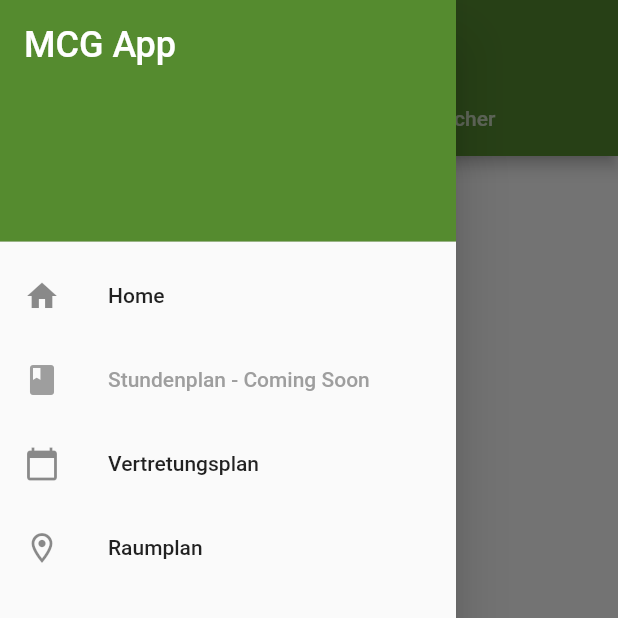
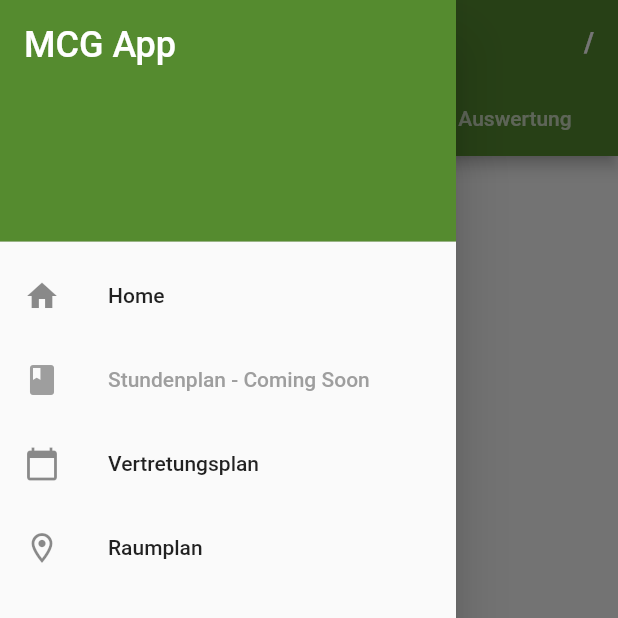
Before and after one commit to MCG-Dallgow/MCG-App, a Flutter app: the GradesScreen screen opened by its route, with the side drawer open, on a phone screen of 412 x 824 dp, the top half of it. Run offline on Flutter 3.47's test engine with Material 2 defaults, Android fonts, the phone set to English and light mode, and no system bars; our stand-ins replace dio, flutter_speed_dial, flutter_svg, shared_preferences; accounts and stored records are empty.

Commit message:
Improve logic of grade list

```diff
--- a/lib/classes/course.dart
+++ b/lib/classes/course.dart
@@ -1,26 +1,53 @@
 import 'package:flutter/material.dart';
 import 'package:intl/intl.dart';
 import 'package:mcgapp/classes/grade.dart';
+import 'package:mcgapp/classes/room.dart';
+import 'package:mcgapp/classes/teacher.dart';
+
+enum Subject {
+  biology('Biologie', 'Bio', Color(0xFF2E7D32)),
+  chemistry('Chemie', 'Che', Colors.green),
+  german('Deutsch', 'Deu', Colors.red),
+  english('Englisch', 'Eng', Colors.yellow),
+  religionE('evangelische Religion', 'eRe', Color(0xFFBA68C8)),
+  history('Geschichte', 'Ges', Color(0xFF8D6E63)),
+  geography('Geographie', 'Geo', Colors.deepPurple),
+  informatics('Informatik', 'Inf', Colors.teal),
+  religionK('katholische Religion', 'kRe', Color(0xFF7B1FA2)),
+  art('Kunst', 'Kun', Colors.pinkAccent),
+  ler('LER', 'LER', Colors.purple),
+  maths('Mathematik', 'Mat', Color(0xFF0D47A1)),
+  music('Musik', 'Mus', Color(0xFF5D4037)),
+  physics('Physik', 'Phy', Colors.blue),
+  politics('Politische Bildung', 'PB', Colors.grey),
+  sk('Seminarkurs', 'SK', Colors.blueGrey),
+  spanish('Spanisch', 'Spa', Color(0xFFFF6D00)),
+  pe('Sport', 'Spo', Colors.brown),
+  wat('Wirtschaft-Arbeit-Technik', 'WAT', Color(0xFFE0E0E0));
+
+  const Subject(this.title, this.short, this.backgroundColor);
+  final String title;
+  final String short;
+  final Color backgroundColor;
+
+  Color get foregroundColor => backgroundColor.computeLuminance() > 0.5 ? Colors.black : Colors.white;
+}
 
 class Course {
-  String title;
-  String displayName;
-  String short;
-  Color backgroundColor;
+  Subject subject;
+  Teacher teacher;
+  Room room;
 
   Course({
-    required this.title,
-    required this.displayName,
-    required this.short,
-    required this.backgroundColor,
+    required this.subject,
+    required this.teacher,
+    required this.room,
   });
-
-  Color get foregroundColor => backgroundColor.computeLuminance() > 0.5 ? Colors.black : Colors.white;
 
   List<Grade> get courseGrades {
     List<Grade> courseGrades = [];
 
-    for (Grade grade in grades) {
+    for (Grade grade in Grade.grades) {
       if (grade.course == this) courseGrades.add(grade);
     }
     courseGrades.sort((a, b) => int.parse(DateFormat('yyyyMMdd').format(b.date))
@@ -40,12 +67,12 @@ class Course {
 
   Widget get circleAvatar {
     return CircleAvatar(
-      backgroundColor: backgroundColor,
+      backgroundColor: subject.backgroundColor,
       child: Text(
-        short,
+        subject.short,
         style: TextStyle(
           fontWeight: FontWeight.bold,
-          color: foregroundColor,
+          color: subject.foregroundColor,
         ),
       ),
     );
@@ -53,129 +80,35 @@ class Course {
 
   static Course? fromTitle(String title) {
     for (Course course in courses) {
-      if (course.title == title) return course;
+      if (course.subject.title == title) return course;
     }
     return null;
   }
 }
 
-List<Course> courses = [
-  Course(
-    title: 'Biologie',
-    displayName: 'Biologie',
-    short: 'Bio',
-    backgroundColor: Colors.green.shade800,
+List<Course> courses = Subject.values.map((e) => Course(
+  subject: e,
+  teacher: Teacher(
+    anrede: 'Herr',
+    vorname: 'Alexander',
+    nachname: 'Tillner',
+    kuerzel: 'TillA',
+    faecher: 'Chemie, Geschichte',
+    email: 'alexander.tillner@lk.brandenburg.de',
   ),
-  Course(
-    title: 'Chemie',
-    displayName: 'Chemie',
-    short: 'Che',
-    backgroundColor: Colors.green,
+  room: Room(
+    number: '1.69',
+    name: '1.69',
+    teacher: 'Herr Tillner',
+    image: '',
+    type: 'Gesellschaftswissenschaften',
+    startX: 0,
+    startY: 0,
+    endX: 0,
+    endY: 0,
   ),
-  Course(
-    title: 'Deutsch',
-    displayName: 'Deutsch',
-    short: 'Deu',
-    backgroundColor: Colors.red,
-  ),
-  Course(
-    title: 'Englisch',
-    displayName: 'Englisch',
-    short: 'Eng',
-    backgroundColor: Colors.yellow,
-  ),
-  Course(
-    title: 'evangelische Religion',
-    displayName: 'evangelische Religion',
-    short: 'eRe',
-    backgroundColor: Colors.purple.shade300,
-  ),
-  Course(
-    title: 'Geschichte',
-    displayName: 'Geschichte',
-    short: 'Ges',
-    backgroundColor: Colors.brown.shade400,
-  ),
-  Course(
-    title: 'Geographie',
-    displayName: 'Geographie',
-    short: 'Geo',
-    backgroundColor: Colors.deepPurple,
-  ),
-  Course(
-    title: 'Informatik',
-    displayName: 'Informatik',
-    short: 'Inf',
-    backgroundColor: Colors.teal,
-  ),
-  Course(
-    title: 'katholische Religion',
-    displayName: 'katholische Religion',
-    short: 'kRe',
-    backgroundColor: Colors.purple.shade700,
-  ),
-  Course(
-    title: 'Kunst',
-    displayName: 'Kunst',
-    short: 'Kun',
-    backgroundColor: Colors.pinkAccent,
-  ),
-  Course(
-    title: 'LER',
-    displayName: 'LER',
-    short: 'LER',
-    backgroundColor: Colors.purple,
-  ),
-  Course(
-    title: 'Mathematik',
-    displayName: 'Mathematik',
-    short: 'Mat',
-    backgroundColor: Colors.blue.shade900,
-  ),
-  Course(
-    title: 'Musik',
-    displayName: 'Musik',
-    short: 'Mus',
-    backgroundColor: Colors.brown.shade700,
-  ),
-  Course(
-    title: 'Physik',
-    displayName: 'Physik',
-    short: 'Phy',
-    backgroundColor: Colors.blue,
-  ),
-  Course(
-    title: 'Politische Bildung',
-    displayName: 'Politische Bildung',
-    short: 'PB',
-    backgroundColor: Colors.grey,
-  ),
-  Course(
-    title: 'Seminarkurs',
-    displayName: 'Seminarkurs',
-    short: 'SK',
-    backgroundColor: Colors.blueGrey,
-  ),
-  Course(
-    title: 'Spanisch',
-    displayName: 'Spanisch',
-    short: 'Spa',
-    backgroundColor: Colors.orangeAccent.shade700,
-  ),
-  Course(
-    title: 'Sport',
-    displayName: 'Sport',
-    short: 'Spo',
-    backgroundColor: Colors.brown,
-  ),
-  Course(
-    title: 'Wirtschaft-Arbeit-Technik',
-    displayName: 'Wirtschaft-Arbeit-Technik',
-    short: 'WAT',
-    backgroundColor: Colors.grey.shade300,
-  ),
-];
+)).toList();
 
 void sortCourses() {
-  courses.sort((a, b) => a.displayName.compareTo(b.displayName));
+  courses.sort((a, b) => a.subject.title.compareTo(b.subject.title));
 }
--- a/lib/classes/grade.dart
+++ b/lib/classes/grade.dart
@@ -10,6 +10,74 @@ enum GradeFormat { format15, format6 }
 enum GradeType { test, exam }
 
 class Grade {
+
+  static List<Grade> _grades = [];
+  static final List<int> _gradeEntries = [15, 14, 13, 12, 11, 10, 9, 8, 7, 6, 5, 4, 3, 2, 1, 0];
+
+  static List<Grade> get grades => _grades;
+  static List<int> get gradeEntries => _gradeEntries;
+
+  static double get totalAverage {
+    if (grades.isEmpty) return -1;
+    List<int> gradeList = grades.map((e) => e.grade).toList();
+
+    int sum = 0;
+    for (var element in gradeList) { sum += element; }
+
+    return sum / gradeList.length;
+  }
+
+  static void sortGrades() {
+    grades.sort((a, b) =>
+        int.parse(DateFormat('yyyyMMdd').format(b.date)).compareTo(int.parse(DateFormat('yyyyMMdd').format(a.date))));
+  }
+
+  static void addGrade(Grade grade) {
+    grades.add(grade);
+    sortGrades();
+    saveGrades();
+  }
+
+  static void removeGrade(Grade grade) {
+    grades.remove(grade);
+    saveGrades();
+  }
+
+  static void editGrade(Grade before, Grade after) {
+    grades.insert(grades.indexOf(before), after);
+    grades.remove(before);
+    sortGrades();
+    saveGrades();
+  }
+
+  static Future<void> saveGrades() async {
+    SharedPreferences prefs = await SharedPreferences.getInstance();
+    List<String> encodedGrades = [];
+    for (Grade grade in grades) {
+      encodedGrades
+          .add('${grade.title}|${grade.course.subject.title}|${grade.grade}|${DateFormat('yyyy-MM-dd').format(grade.date)}');
+    }
+    prefs.setStringList('grades', encodedGrades);
+  }
+
+  static Future<void> loadGrades() async {
+    SharedPreferences prefs = await SharedPreferences.getInstance();
+    List<String> encodedGrades = prefs.getStringList('grades') ?? [];
+    List<Grade> decodedGrades = [];
+    for (String encodedGrade in encodedGrades) {
+      List<String> gradeParameters = encodedGrade.split('|');
+      decodedGrades.add(Grade(
+        title: gradeParameters[0],
+        course: Course.fromTitle(gradeParameters[1])!,
+        format: GradeFormat.format15,
+        grade: int.parse(gradeParameters[2]),
+        date: DateTime.parse(gradeParameters[3]),
+        type: GradeType.test,
+      ));
+    }
+    _grades = decodedGrades;
+  }
+
   String title;
   Course course;
   int grade;
@@ -31,9 +99,9 @@ class Grade {
       ListTile(
         leading: Icon(
           Icons.school,
-          color: course.backgroundColor,
+          color: course.subject.backgroundColor,
         ),
-        title: Text(course.displayName),
+        title: Text(course.subject.title),
       ),
       ListTile(
         leading: const Icon(Icons.star),
@@ -65,7 +133,7 @@ class Grade {
             ),
           ),
           Text(
-            course.displayName,
+            course.subject.title,
             overflow: TextOverflow.ellipsis,
             style: const TextStyle(
               color: Colors.grey,
@@ -92,58 +160,3 @@ class Grade {
     );
   }
 }
-
-final List<int> gradeEntries = [15, 14, 13, 12, 11, 10, 9, 8, 7, 6, 5, 4, 3, 2, 1, 0];
-
-List<Grade> grades = [];
-
-void sortGrades() {
-  grades.sort((a, b) =>
-      int.parse(DateFormat('yyyyMMdd').format(b.date)).compareTo(int.parse(DateFormat('yyyyMMdd').format(a.date))));
-}
-
-void addGrade(Grade grade) {
-  grades.add(grade);
-  sortGrades();
-  saveGrades();
-}
-
-void removeGrade(Grade grade) {
-  grades.remove(grade);
-  saveGrades();
-}
-
-void editGrade(Grade before, Grade after) {
-  grades.insert(grades.indexOf(before), after);
-  grades.remove(before);
-  sortGrades();
-  saveGrades();
-}
-
-Future<void> saveGrades() async {
-  SharedPreferences prefs = await SharedPreferences.getInstance();
-  List<String> encodedGrades = [];
-  for (Grade grade in grades) {
-    encodedGrades
-        .add('${grade.title}|${grade.course.title}|${grade.grade}|${DateFormat('yyyy-MM-dd').format(grade.date)}');
-  }
-  prefs.setStringList('grades', encodedGrades);
-}
-
-Future<void> loadGrades() async {
-  SharedPreferences prefs = await SharedPreferences.getInstance();
-  List<String> encodedGrades = prefs.getStringList('grades') ?? [];
-  List<Grade> decodedGrades = [];
-  for (String encodedGrade in encodedGrades) {
-    List<String> gradeParameters = encodedGrade.split('|');
-    decodedGrades.add(Grade(
-      title: gradeParameters[0],
-      course: Course.fromTitle(gradeParameters[1])!,
-      format: GradeFormat.format15,
-      grade: int.parse(gradeParameters[2]),
-      date: DateTime.parse(gradeParameters[3]),
-      type: GradeType.test,
-    ));
-  }
-  grades = decodedGrades;
-}
--- a/lib/classes/room.dart
+++ b/lib/classes/room.dart
@@ -8,6 +8,18 @@ class Room {
   late double startY;
   late double endX;
   late double endY;
+
+  Room({
+    required this.number,
+    required this.name,
+    required this.teacher,
+    required this.image,
+    required this.type,
+    required this.startX,
+    required this.startY,
+    required this.endX,
+    required this.endY,
+  });
 
   Room.fromJson(var json, int index) {
     number = json[index]['number'];
--- a/lib/classes/teacher.dart
+++ b/lib/classes/teacher.dart
@@ -12,7 +12,7 @@ class Teacher {
     required this.nachname,
     required this.kuerzel,
     required this.faecher,
-    required this.email
+    required this.email,
   });
 
   Teacher.fromJson(var json, int index) {
--- a/lib/screens/grades/course_grades_screen.dart
+++ b/lib/screens/grades/course_grades_screen.dart
@@ -20,12 +20,12 @@ class _CourseGradesScreenState extends State<CourseGradesScreen> {
   late Course course;
 
   _updateBody() async {
-    await loadGrades();
+    await Grade.loadGrades();
     setState(() {
       _body = ListView.builder(
         itemCount: course.courseGrades.length * 2 + 1,
         itemBuilder: (BuildContext context, int index) {
-          if (index == grades.length * 2) return const SizedBox(height: 76);
+          if (index == course.courseGrades.length * 2) return const SizedBox(height: 76);
           if (index.isOdd) return const Divider();
 
           Grade grade = course.courseGrades[index ~/ 2];
@@ -48,7 +48,7 @@ class _CourseGradesScreenState extends State<CourseGradesScreen> {
                   context,
                   GradeEditScreen.routeName,
                   arguments: {'grade': grade},
-                ).then((newGrade) { if (newGrade != null) editGrade(grade, newGrade as Grade); });
+                ).then((newGrade) { if (newGrade != null) Grade.editGrade(grade, newGrade as Grade); });
 
                 if (!mounted) return;
                 _updateBody();
@@ -68,7 +68,7 @@ class _CourseGradesScreenState extends State<CourseGradesScreen> {
                 ],
               ),
               onPressed: () {
-                removeGrade(grade);
+                Grade.removeGrade(grade);
                 Navigator.pop(context);
                 _updateBody();
               },
@@ -91,9 +91,9 @@ class _CourseGradesScreenState extends State<CourseGradesScreen> {
 
     return Scaffold(
       appBar: AppBar(
-        title: Text(course.displayName),
-        backgroundColor: course.backgroundColor,
-        foregroundColor: course.foregroundColor,
+        title: Text(course.subject.title),
+        backgroundColor: course.subject.backgroundColor,
+        foregroundColor: course.subject.foregroundColor,
         actions: [
           Center(
             child: Padding(
@@ -114,7 +114,7 @@ class _CourseGradesScreenState extends State<CourseGradesScreen> {
             context,
             GradeEditScreen.routeName,
             arguments: {'course': course},
-          ).then((newGrade) { if (newGrade != null) addGrade(newGrade as Grade); });
+          ).then((newGrade) { if (newGrade != null) Grade.addGrade(newGrade as Grade); });
 
           if (!mounted) return;
           _updateBody();
--- a/lib/screens/grades/grade_edit_screen.dart
+++ b/lib/screens/grades/grade_edit_screen.dart
@@ -44,7 +44,7 @@ class _GradeEditScreenState extends State<GradeEditScreen> {
 
             Course course = courses[index ~/ 2];
             return ListTile(
-              title: Text(course.displayName),
+              title: Text(course.subject.title),
               leading: course.circleAvatar,
               onTap: () {
                 setState(() {
@@ -70,16 +70,16 @@ class _GradeEditScreenState extends State<GradeEditScreen> {
       ),
       builder: (BuildContext context) {
         return ListView.builder(
-          itemCount: gradeEntries.length,
+          itemCount: Grade.gradeEntries.length,
           itemBuilder: (BuildContext context, int index) {
             //if (index.isOdd) return const Divider();
 
             return ListTile(
-              title: Text(gradeEntries[index].toString()),
+              title: Text(Grade.gradeEntries[index].toString()),
               leading: const Icon(Icons.star),
               onTap: () {
                 setState(() {
-                  _gradeValue = gradeEntries[index];
+                  _gradeValue = Grade.gradeEntries[index];
                 });
                 Navigator.of(context).pop();
               },
@@ -163,7 +163,7 @@ class _GradeEditScreenState extends State<GradeEditScreen> {
           ),
           const Divider(),
           ListTile(
-            title: _course == null ? const Text('Kurs') : Text(_course!.displayName),
+            title: _course == null ? const Text('Kurs') : Text(_course!.subject.title),
             leading: _course == null ? const Icon(Icons.widgets) : _course?.circleAvatar,
             onTap: () => _showCourseSelectionBottonSheet(context),
           ),
--- a/lib/screens/grades/grades_screen.dart
+++ b/lib/screens/grades/grades_screen.dart
@@ -21,6 +21,7 @@ class _GradesScreenState extends State<GradesScreen> {
   TabBarView _tabBarView = const TabBarView(children: [
     Center(child: Text('Wird geladen...')),
     Center(child: Text('Wird geladen...')),
+    Center(child: Text('Wird geladen...')),
   ]);
 
   @override
@@ -31,17 +32,17 @@ class _GradesScreenState extends State<GradesScreen> {
   }
 
   _updateBody() async {
-    await loadGrades();
+    await Grade.loadGrades();
     setState(() {
       _tabBarView = TabBarView(
         children: [
           ListView.builder(
-            itemCount: grades.length * 2 + 1,
+            itemCount: Grade.grades.length * 2 + 1,
             itemBuilder: (BuildContext context, int index) {
-              if (index == grades.length * 2) return const SizedBox(height: 76);
+              if (index == Grade.grades.length * 2) return const SizedBox(height: 76);
               if (index.isOdd) return const Divider();
 
-              Grade grade = grades[index ~/ 2];
+              Grade grade = Grade.grades[index ~/ 2];
               return grade.listTile(context, <Widget>[
                 OutlinedButton(
                   style: OutlinedButton.styleFrom(
@@ -62,7 +63,7 @@ class _GradesScreenState extends State<GradesScreen> {
                       GradeEditScreen.routeName,
                       arguments: {'grade': grade},
                     ).then((newGrade) {
-                      if (newGrade != null) editGrade(grade, newGrade as Grade);
+                      if (newGrade != null) Grade.editGrade(grade, newGrade as Grade);
                     });
 
                     if (!mounted) return;
@@ -83,7 +84,7 @@ class _GradesScreenState extends State<GradesScreen> {
                     ],
                   ),
                   onPressed: () {
-                    removeGrade(grade);
+                    Grade.removeGrade(grade);
                     Navigator.pop(context);
                     _updateBody();
                   },
@@ -98,7 +99,7 @@ class _GradesScreenState extends State<GradesScreen> {
 
               Course course = courses[index];
               return ListTile(
-                title: Text(course.displayName),
+                title: Text(course.subject.title),
                 leading: course.circleAvatar,
                 trailing: Text(
                   course.gradeAverage == -1 ? '/' : 'Ø${course.gradeAverage.toStringAsFixed(2)}',
@@ -114,6 +115,7 @@ class _GradesScreenState extends State<GradesScreen> {
               );
             },
           ),
+          const Center(child: Text('Coming Soon')),
         ],
       );
     });
@@ -123,14 +125,26 @@ class _GradesScreenState extends State<GradesScreen> {
   Widget build(BuildContext context) {
     return DefaultTabController(
       initialIndex: 0,
-      length: 2,
+      length: 3,
       child: Scaffold(
         appBar: AppBar(
           title: const Text('Noten'),
+          actions: [
+            Center(
+              child: Padding(
+                padding: const EdgeInsets.symmetric(horizontal: 16),
+                child: Text(
+                  Grade.totalAverage == -1 ? '/' : 'Ø${Grade.totalAverage.toStringAsFixed(2)}',
+                  style: const TextStyle(fontWeight: FontWeight.bold, fontSize: 18),
+                ),
+              ),
+            ),
+          ],
           bottom: const TabBar(
             tabs: [
               Tab(child: Text('Alle')),
               Tab(child: Text('Fächer')),
+              Tab(child: Text('Auswertung')),
             ],
           ),
         ),
@@ -143,7 +157,7 @@ class _GradesScreenState extends State<GradesScreen> {
               context,
               GradeEditScreen.routeName,
             ).then((newGrade) {
-              if (newGrade != null) addGrade(newGrade as Grade);
+              if (newGrade != null) Grade.addGrade(newGrade as Grade);
             });
 
             if (!mounted) return;
```
